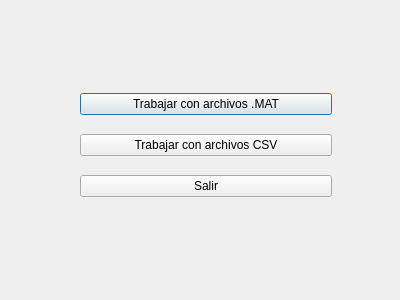
Before: the Qt Designer form menuppal_senales.ui in YesidMunoz/Proyecto_Final, drawn with Qt 5.
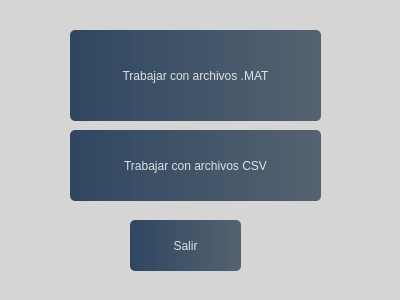
After: the same form once the commit is applied.

```diff
--- a/menuppal_senales.ui
+++ b/menuppal_senales.ui
@@ -16,35 +16,118 @@
   <widget class="QWidget" name="layoutWidget">
    <property name="geometry">
     <rect>
-     <x>80</x>
-     <y>80</y>
-     <width>252</width>
-     <height>131</height>
+     <x>0</x>
+     <y>0</y>
+     <width>421</width>
+     <height>321</height>
     </rect>
    </property>
-   <layout class="QVBoxLayout" name="verticalLayout">
-    <item>
-     <widget class="QPushButton" name="boton_mat">
-      <property name="text">
-       <string>Trabajar con archivos .MAT</string>
-      </property>
-     </widget>
-    </item>
-    <item>
-     <widget class="QPushButton" name="boton_CSV">
-      <property name="text">
-       <string>Trabajar con archivos CSV</string>
-      </property>
-     </widget>
-    </item>
-    <item>
-     <widget class="QPushButton" name="boton_salir">
-      <property name="text">
-       <string>Salir</string>
-      </property>
-     </widget>
-    </item>
-   </layout>
+   <property name="styleSheet">
+    <string notr="true">background-color:qlineargradient(spread:pad, x1:0.15625, y1:1, x2:1, y2:0, stop:0 rgba(213, 213, 213, 255), stop:0.583333 rgba(213, 213, 213, 255))
+</string>
+   </property>
+   <widget class="QPushButton" name="boton_mat">
+    <property name="geometry">
+     <rect>
+      <x>70</x>
+      <y>30</y>
+      <width>251</width>
+      <height>91</height>
+     </rect>
+    </property>
+    <property name="styleSheet">
+     <string notr="true">
+QPushButton#boton_mat{
+	background-color:qlineargradient(spread:pad, x1:0, y1:0, x2:1, y2:0, stop:0 rgba(20,47, 78, 219), stop:1 rgba(85, 98, 112, 255));
+	color:rgba(255,255,255,210);
+	border-radius:5px;
+	font-family: &quot;Franklin Gothic Heavy&quot;;
+}
+QPushButton#boton_mat:hover{
+	background-color:qlineargradient(spread:pad, x1:0, y1:0, x2:1, y2:0, stop:0 rgba(40,67, 98, 219), stop:1 rgba(105, 118, 132, 255));
+	color:rgba(255,255,255,210);
+	border-radius:5px;
+	font-family: &quot;Franklin Gothic Heavy&quot;;
+}
+QPushButton#boton_mat:pressed{
+	padding-left:5px;
+	padding-top:5px;
+background-color:rgba(105,118,132,200);
+font-family: &quot;Franklin Gothic Heavy&quot;;
+}</string>
+    </property>
+    <property name="text">
+     <string>Trabajar con archivos .MAT</string>
+    </property>
+   </widget>
+   <widget class="QPushButton" name="boton_salir">
+    <property name="geometry">
+     <rect>
+      <x>130</x>
+      <y>220</y>
+      <width>111</width>
+      <height>51</height>
+     </rect>
+    </property>
+    <property name="styleSheet">
+     <string notr="true">
+QPushButton#boton_salir{
+	background-color:qlineargradient(spread:pad, x1:0, y1:0, x2:1, y2:0, stop:0 rgba(20,47, 78, 219), stop:1 rgba(85, 98, 112, 255));
+	color:rgba(255,255,255,210);
+	border-radius:5px;
+	font-family: &quot;Franklin Gothic Heavy&quot;;
+}
+QPushButton#boton_salir:hover{
+	background-color:qlineargradient(spread:pad, x1:0, y1:0, x2:1, y2:0, stop:0 rgba(40,67, 98, 219), stop:1 rgba(105, 118, 132, 255));
+	color:rgba(255,255,255,210);
+	border-radius:5px;
+	font-family: &quot;Franklin Gothic Heavy&quot;;
+}
+QPushButton#boton_salir:pressed{
+	padding-left:5px;
+	padding-top:5px;
+background-color:rgba(105,118,132,200);
+font-family: &quot;Franklin Gothic Heavy&quot;;
+}</string>
+    </property>
+    <property name="text">
+     <string>Salir</string>
+    </property>
+   </widget>
+   <widget class="QPushButton" name="boton_CSV">
+    <property name="geometry">
+     <rect>
+      <x>70</x>
+      <y>130</y>
+      <width>251</width>
+      <height>71</height>
+     </rect>
+    </property>
+    <property name="styleSheet">
+     <string notr="true">
+QPushButton#boton_CSV{
+	background-color:qlineargradient(spread:pad, x1:0, y1:0, x2:1, y2:0, stop:0 rgba(20,47, 78, 219), stop:1 rgba(85, 98, 112, 255));
+	color:rgba(255,255,255,210);
+	border-radius:5px;
+	font-family: &quot;Franklin Gothic Heavy&quot;;
+}
+QPushButton#boton_CSV:hover{
+	background-color:qlineargradient(spread:pad, x1:0, y1:0, x2:1, y2:0, stop:0 rgba(40,67, 98, 219), stop:1 rgba(105, 118, 132, 255));
+	color:rgba(255,255,255,210);
+	border-radius:5px;
+	font-family: &quot;Franklin Gothic Heavy&quot;;
+}
+QPushButton#boton_CSV:pressed{
+	padding-left:5px;
+	padding-top:5px;
+background-color:rgba(105,118,132,200);
+font-family: &quot;Franklin Gothic Heavy&quot;;
+}</string>
+    </property>
+    <property name="text">
+     <string>Trabajar con archivos CSV</string>
+    </property>
+   </widget>
   </widget>
  </widget>
  <resources/>
```
Left out of the diff: 4 changed lines with no effect on the pictures.
